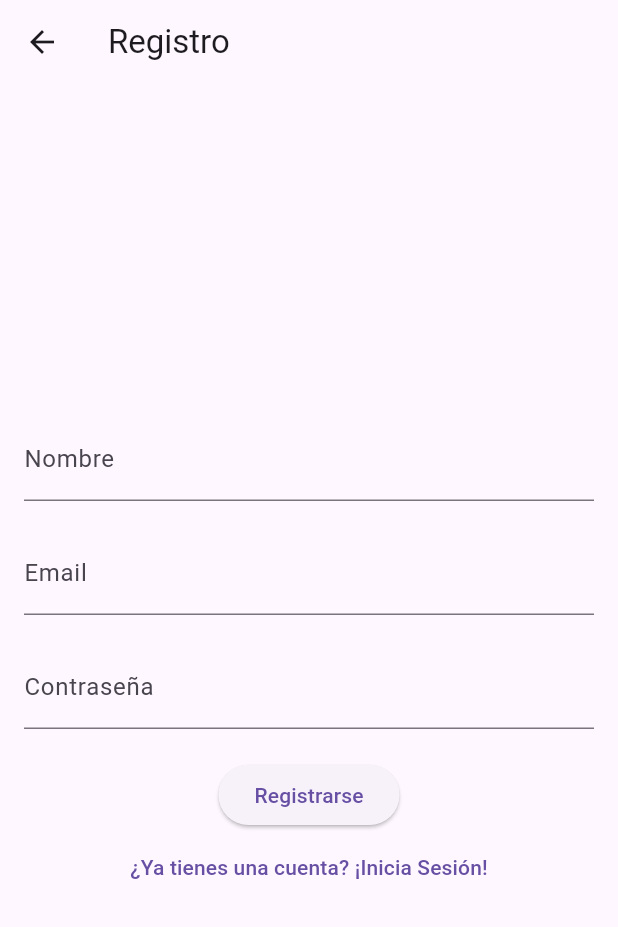
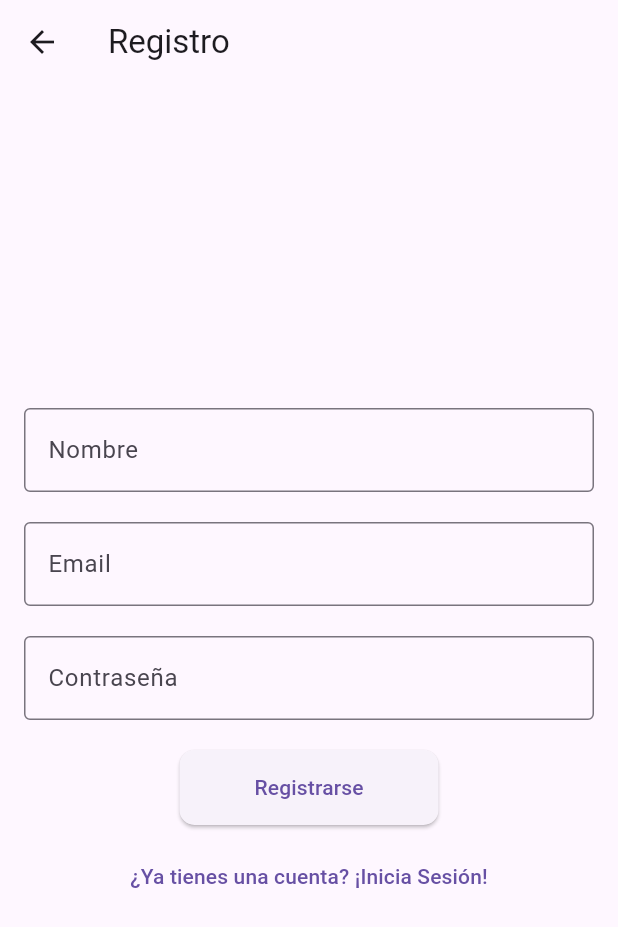
Before and after one commit to Alexbarchavero/EQualityControl, a Flutter app: the screen it shows after launch, after a tap on "Registrarse", on a phone screen of 412 x 824 dp. Shown: the top 927 px of the screen. Run offline on Flutter 3.47's test engine with Material 3 defaults, Android fonts, the phone set to English and light mode, and no system bars.

Commit message:
Correccion de detalles en views

```diff
--- a/lib/home_screen.dart
+++ b/lib/home_screen.dart
@@ -48,42 +48,56 @@ class HomeScreen extends StatelessWidget {
               ),
               child: Container(
                 width: double.infinity,
-                color: Colors.blue[900], // Fondo azul oscuro
+                color: Color.fromARGB(255, 34, 38, 63), // Fondo azul oscuro
                 child: Column(
                   mainAxisAlignment: MainAxisAlignment.center,
                   children: <Widget>[
-                    ElevatedButton(
+                    SizedBox(
+                      width: 200, // Ancho de los botones
+                      child: ElevatedButton(
                         style: ElevatedButton.styleFrom(
-                        backgroundColor: Colors.blue[700], // Azul rey oscuro
+                          padding: EdgeInsets.symmetric(
+                              vertical: 15), // Padding vertical
+                          backgroundColor: Color.fromARGB(255, 73, 66, 206), // Azul rey oscuro
                           foregroundColor: Colors.white, // Color del texto
                           shape: RoundedRectangleBorder(
-                          borderRadius: BorderRadius.circular(10), // Bordes redondeados
+                            borderRadius:
+                                BorderRadius.circular(10), // Bordes redondeados
                           ),
                         ),
                         onPressed: () {
                           Navigator.push(
                             context,
-                          MaterialPageRoute(builder: (context) => SignInPage()),
+                            MaterialPageRoute(
+                                builder: (context) => SignInPage()),
                           );
                         },
                         child: Text('Iniciar Sesión'),
                       ),
+                    ),
                     SizedBox(height: 10),
-                    ElevatedButton(
+                    SizedBox(
+                      width: 200, // Ancho de los botones
+                      child: ElevatedButton(
                         style: ElevatedButton.styleFrom(
-                        backgroundColor: Colors.blue[900], // Azul rey oscuro
+                          padding: EdgeInsets.symmetric(
+                              vertical: 15), // Padding vertical
+                          backgroundColor: Color.fromARGB(255, 73, 66, 206), // Azul rey oscuro
                           foregroundColor: Colors.white, // Color del texto
                           shape: RoundedRectangleBorder(
-                          borderRadius: BorderRadius.circular(10), // Bordes redondeados
+                            borderRadius:
+                                BorderRadius.circular(10), // Bordes redondeados
                           ),
                         ),
                         onPressed: () {
                           Navigator.push(
                             context,
-                          MaterialPageRoute(builder: (context) => SignUpPage()),
+                            MaterialPageRoute(
+                                builder: (context) => SignUpPage()),
                           );
                         },
                         child: Text('Registrarse'),
+                      ),
                     ),
                   ],
                 ),
--- a/lib/main.dart
+++ b/lib/main.dart
@@ -1,5 +1,7 @@
 import 'package:flutter/material.dart';
 import 'home_screen.dart';
+import 'sign_in_page.dart';
+import 'sign_up_page.dart';
 
 void main() {
   runApp(MyApp());
@@ -12,8 +14,18 @@ class MyApp extends StatelessWidget {
       title: 'E-Quality Control',
       theme: ThemeData(
         primarySwatch: Colors.blue,
+        textTheme: TextTheme(
+          displayLarge: TextStyle(fontSize: 32.0, fontWeight: FontWeight.bold, color: Colors.black),
+          headlineSmall: TextStyle(fontSize: 24.0, fontStyle: FontStyle.italic, color: Colors.black),
+          bodyMedium: TextStyle(fontSize: 14.0, fontFamily: 'Hind', color: Colors.black),
+        ),
       ),
-      home: HomeScreen(),
+      initialRoute: '/',
+      routes: {
+        '/': (context) => HomeScreen(),
+        '/signIn': (context) => SignInPage(),
+        '/signUp': (context) => SignUpPage(),
+      },
     );
   }
 }
--- a/lib/sign_up_page.dart
+++ b/lib/sign_up_page.dart
@@ -19,24 +19,45 @@ class SignUpPage extends StatelessWidget {
           mainAxisAlignment: MainAxisAlignment.center,
           children: <Widget>[
             TextField(
-              decoration: InputDecoration(labelText: 'Nombre'),
+              decoration: InputDecoration(
+                labelText: 'Nombre',
+                border: OutlineInputBorder(),
+              ),
             ),
             SizedBox(height: 20),
             TextField(
-              decoration: InputDecoration(labelText: 'Email'),
+              decoration: InputDecoration(
+                labelText: 'Email',
+                border: OutlineInputBorder(),
+              ),
+              keyboardType: TextInputType.emailAddress,
             ),
             SizedBox(height: 20),
             TextField(
-              decoration: InputDecoration(labelText: 'Contraseña'),
+              decoration: InputDecoration(
+                labelText: 'Contraseña',
+                border: OutlineInputBorder(),
+              ),
               obscureText: true,
             ),
             SizedBox(height: 20),
             ElevatedButton(
-              onPressed: () {},
+              onPressed: () {
+                // Aquí puedes agregar la lógica para el registro
+              },
+              style: ElevatedButton.styleFrom(
+                padding: EdgeInsets.symmetric(horizontal: 50, vertical: 15),
+                shape: RoundedRectangleBorder(
+                  borderRadius: BorderRadius.circular(10),
+                ),
+              ),
               child: Text('Registrarse'),
             ),
+            SizedBox(height: 10),
             TextButton(
-              onPressed: () {},
+              onPressed: () {
+                Navigator.pushNamed(context, '/signIn');
+              },
               child: Text('¿Ya tienes una cuenta? ¡Inicia Sesión!'),
             ),
           ],
```
Also changed, not shown: lib/sign_in_page.dart (+25 -5 lines). Lines whose indentation alone changed are shown as unchanged.
